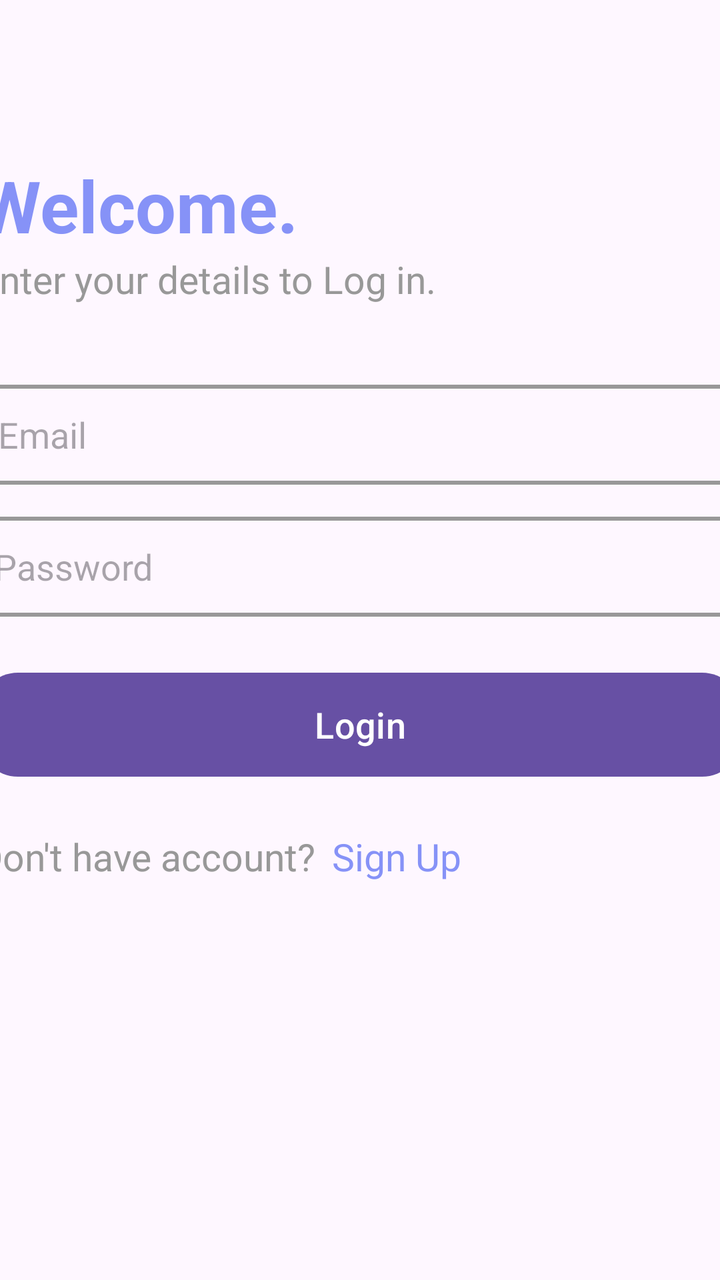
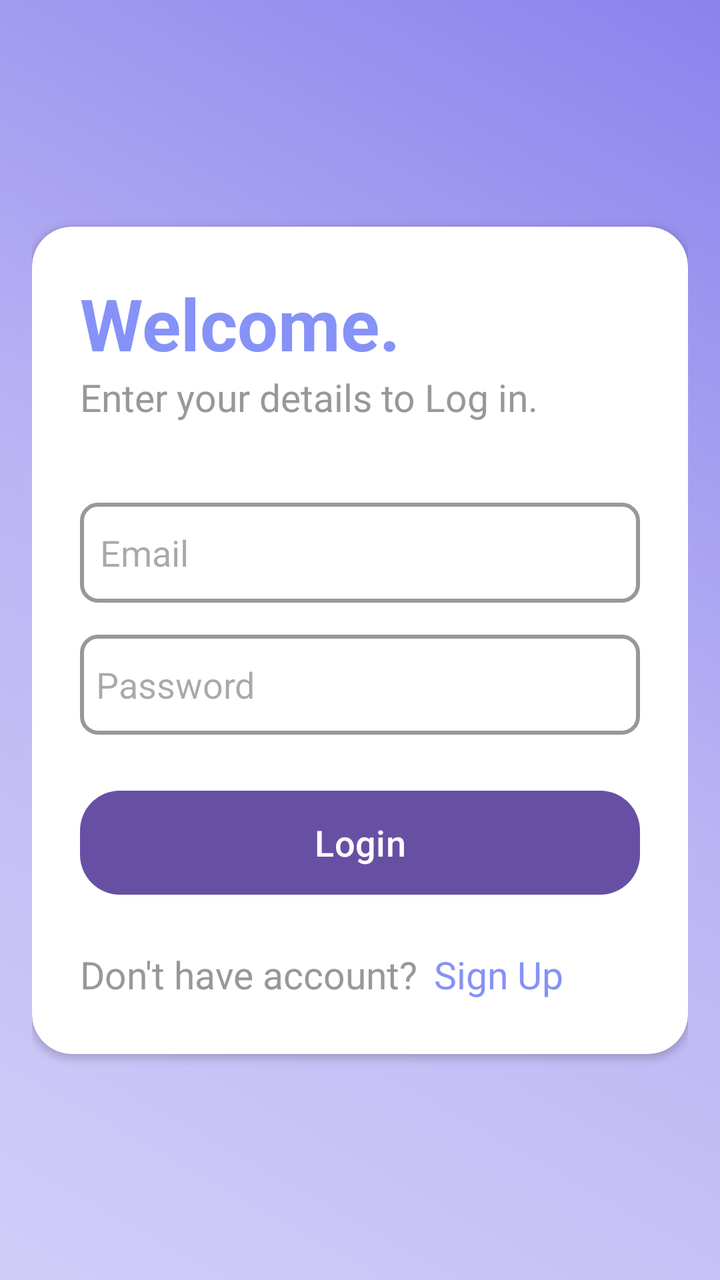

Before-and-after screenshots of an Android layout around one commit, followed by the original layout XML and the change that was made.
<!-- AndroidManifest.xml: application theme Theme.EDermaCareLatestt -->
<!-- res/layout/activity_login_patient.xml -->
<?xml version="1.0" encoding="utf-8"?>
<LinearLayout
    xmlns:android="http://schemas.android.com/apk/res/android"
    xmlns:app="http://schemas.android.com/apk/res-auto"
    xmlns:tools="http://schemas.android.com/tools"
    android:layout_width="match_parent"
    android:layout_height="match_parent"
    android:orientation="vertical"

    android:gravity="center">


    <LinearLayout
        android:layout_width="430dp"
        android:layout_height="531dp"

        android:layout_gravity="center_horizontal"

        android:orientation="vertical"
        android:padding="24dp">

        <TextView
            android:layout_width="match_parent"
            android:layout_height="wrap_content"
            android:text="Welcome."
            android:textAlignment="viewStart"
            android:textColor="@color/lavender"
            android:textSize="36sp"
            android:textStyle="bold" />

        <TextView
            android:id="@+id/textView2"
            android:layout_width="match_parent"
            android:layout_height="wrap_content"
            android:fontFamily="@font/poppins"
            android:textColor="@color/light_grey"
            android:textSize="19sp"
            android:text="Enter your details to Log in." />

        <EditText
            android:id="@+id/patient_login_email"
            android:layout_width="match_parent"
            android:layout_height="50dp"
            android:layout_marginTop="40dp"
            android:background="@drawable/light_grey_border"
            android:drawablePadding="8dp"
            android:hint="Email"
            android:padding="10dp"
            android:textColor="@color/black" />

        <EditText
            android:id="@+id/patient_login_password"
            android:layout_width="match_parent"
            android:layout_height="50dp"
            android:layout_marginTop="16dp"
            android:background="@drawable/light_grey_border"
            android:drawablePadding="8dp"
            android:hint="Password"
            android:inputType="textPassword"
            android:padding="8dp"
            android:textColor="@color/black" />

        <Button
            android:id="@+id/patient_login_button"
            android:layout_width="match_parent"
            android:layout_height="60dp"
            android:layout_marginTop="24dp"
            android:text="Login"
            android:textSize="18sp"
            app:cornerRadius="20dp" />




        <LinearLayout
            android:layout_width="match_parent"
            android:layout_height="wrap_content"
            android:orientation="horizontal">

            <TextView
                android:id="@+id/RedirectTextforSignUp"
                android:layout_width="wrap_content"
                android:layout_height="wrap_content"
                android:layout_gravity="center|start"
                android:layout_marginTop="10dp"
                android:paddingLeft="0dp"
                android:paddingTop="8dp"
                android:paddingRight="8dp"
                android:paddingBottom="8dp"
                android:text="Don't have account?"
                android:textColor="@color/light_grey"
                android:textSize="19sp" />

            <TextView
                android:id="@+id/signupredirect"
                android:layout_width="wrap_content"
                android:layout_height="wrap_content"
                android:layout_gravity="center|start"
                android:layout_marginTop="10dp"
                android:paddingLeft="0dp"
                android:paddingTop="8dp"
                android:paddingRight="8dp"
                android:paddingBottom="8dp"
                android:text="Sign Up"
                android:textColor="@color/lavender"
                android:textSize="19sp" />

        </LinearLayout>



    </LinearLayout>


</LinearLayout>
<!-- resources referenced by this layout -->
<resources>
  <color name="black">#FF000000</color>
  <color name="lavender">#8692F7</color>
  <color name="light_grey">#989898</color>
  <!-- drawable light_grey_border (drawable) -->
  <?xml version="1.0" encoding="utf-8"?>
  <shape xmlns:android="http://schemas.android.com/apk/res/android"
      android:shape="rectangle">
  
      <stroke
          android:width="2dp"
          android:color="@color/light_grey" />
  
      <corners
          android:radius="8dp" />
  </shape>
  <style name="Theme.EDermaCareLatestt" parent="Base.Theme.EDermaCareLatestt" />
  <style name="Base.Theme.EDermaCareLatestt" parent="Theme.Material3.DayNight.NoActionBar">
          
          
      </style>
</resources>

<!-- the commit's change to res/layout/activity_login_patient.xml (unified diff, before → after) -->
@@ -1,115 +1,127 @@
 <?xml version="1.0" encoding="utf-8"?>
-<LinearLayout
+<androidx.constraintlayout.widget.ConstraintLayout
     xmlns:android="http://schemas.android.com/apk/res/android"
     xmlns:app="http://schemas.android.com/apk/res-auto"
     xmlns:tools="http://schemas.android.com/tools"
     android:layout_width="match_parent"
     android:layout_height="match_parent"
-    android:orientation="vertical"
-
+    android:padding="16dp"
+    android:background="@drawable/gradients"
     android:gravity="center">
 
-
+    <androidx.cardview.widget.CardView
+        android:id="@+id/card_view"
+        android:layout_width="match_parent"
+        android:layout_height="wrap_content"
+        app:cardCornerRadius="20dp"
+        app:layout_constraintTop_toTopOf="parent"
+        app:layout_constraintBottom_toBottomOf="parent"
+        app:layout_constraintStart_toStartOf="parent"
+        app:layout_constraintEnd_toEndOf="parent">
     <LinearLayout
-        android:layout_width="430dp"
-        android:layout_height="531dp"
-
-        android:layout_gravity="center_horizontal"
-
+        android:id="@+id/containerLayout"
+        android:layout_width="match_parent"
+        android:layout_height="wrap_content"
         android:orientation="vertical"
-        android:padding="24dp">
-
-        <TextView
-            android:layout_width="match_parent"
-            android:layout_height="wrap_content"
-            android:text="Welcome."
-            android:textAlignment="viewStart"
-            android:textColor="@color/lavender"
-            android:textSize="36sp"
-            android:textStyle="bold" />
-
-        <TextView
-            android:id="@+id/textView2"
-            android:layout_width="match_parent"
-            android:layout_height="wrap_content"
-            android:fontFamily="@font/poppins"
-            android:textColor="@color/light_grey"
-            android:textSize="19sp"
-            android:text="Enter your details to Log in." />
-
-        <EditText
-            android:id="@+id/patient_login_email"
-            android:layout_width="match_parent"
-            android:layout_height="50dp"
-            android:layout_marginTop="40dp"
-            android:background="@drawable/light_grey_border"
-            android:drawablePadding="8dp"
-            android:hint="Email"
-            android:padding="10dp"
-            android:textColor="@color/black" />
-
-        <EditText
-            android:id="@+id/patient_login_password"
-            android:layout_width="match_parent"
-            android:layout_height="50dp"
-            android:layout_marginTop="16dp"
-            android:background="@drawable/light_grey_border"
-            android:drawablePadding="8dp"
-            android:hint="Password"
-            android:inputType="textPassword"
-            android:padding="8dp"
-            android:textColor="@color/black" />
-
-        <Button
-            android:id="@+id/patient_login_button"
-            android:layout_width="match_parent"
-            android:layout_height="60dp"
-            android:layout_marginTop="24dp"
-            android:text="Login"
-            android:textSize="18sp"
-            app:cornerRadius="20dp" />
-
-
-
+        app:layout_constraintTop_toTopOf="parent"
+        app:layout_constraintStart_toStartOf="parent"
+        app:layout_constraintEnd_toEndOf="parent"
+        app:layout_constraintBottom_toBottomOf="parent">
 
         <LinearLayout
             android:layout_width="match_parent"
             android:layout_height="wrap_content"
-            android:orientation="horizontal">
+            android:layout_gravity="center_horizontal"
+            android:orientation="vertical"
+            android:padding="24dp">
 
             <TextView
-                android:id="@+id/RedirectTextforSignUp"
-                android:layout_width="wrap_content"
+                android:layout_width="match_parent"
                 android:layout_height="wrap_content"
-                android:layout_gravity="center|start"
-                android:layout_marginTop="10dp"
-                android:paddingLeft="0dp"
-                android:paddingTop="8dp"
-                android:paddingRight="8dp"
-                android:paddingBottom="8dp"
-                android:text="Don't have account?"
-                android:textColor="@color/light_grey"
-                android:textSize="19sp" />
+                android:text="Welcome."
+                android:textAlignment="viewStart"
+                android:textColor="@color/lavender"
+                android:textSize="36sp"
+                android:textStyle="bold" />
 
             <TextView
-                android:id="@+id/signupredirect"
-                android:layout_width="wrap_content"
+                android:id="@+id/textView2"
+                android:layout_width="match_parent"
                 android:layout_height="wrap_content"
-                android:layout_gravity="center|start"
-                android:layout_marginTop="10dp"
-                android:paddingLeft="0dp"
-                android:paddingTop="8dp"
-                android:paddingRight="8dp"
-                android:paddingBottom="8dp"
-                android:text="Sign Up"
-                android:textColor="@color/lavender"
-                android:textSize="19sp" />
+                android:fontFamily="@font/poppins"
+                android:textColor="@color/light_grey"
+                android:textSize="19sp"
+                android:text="Enter your details to Log in." />
+
+            <EditText
+                android:id="@+id/patient_login_email"
+                android:layout_width="match_parent"
+                android:layout_height="50dp"
+                android:layout_marginTop="40dp"
+                android:background="@drawable/light_grey_border"
+                android:drawablePadding="8dp"
+                android:hint="Email"
+                android:padding="10dp"
+                android:textColor="@color/black" />
+
+            <EditText
+                android:id="@+id/patient_login_password"
+                android:layout_width="match_parent"
+                android:layout_height="50dp"
+                android:layout_marginTop="16dp"
+                android:background="@drawable/light_grey_border"
+                android:drawablePadding="8dp"
+                android:hint="Password"
+                android:inputType="textPassword"
+                android:padding="8dp"
+                android:textColor="@color/black" />
+
+            <Button
+                android:id="@+id/patient_login_button"
+                android:layout_width="match_parent"
+                android:layout_height="60dp"
+                android:layout_marginTop="24dp"
+                android:text="Login"
+                android:textSize="18sp"
+                app:cornerRadius="20dp" />
+
+            <LinearLayout
+                android:layout_width="match_parent"
+                android:layout_height="wrap_content"
+                android:orientation="horizontal">
+
+                <TextView
+                    android:id="@+id/RedirectTextforSignUp"
+                    android:layout_width="wrap_content"
+                    android:layout_height="wrap_content"
+                    android:layout_gravity="center|start"
+                    android:layout_marginTop="10dp"
+                    android:paddingLeft="0dp"
+                    android:paddingTop="8dp"
+                    android:paddingRight="8dp"
+                    android:paddingBottom="8dp"
+                    android:text="Don't have account?"
+                    android:textColor="@color/light_grey"
+                    android:textSize="19sp" />
+
+                <TextView
+                    android:id="@+id/signupredirect"
+                    android:layout_width="wrap_content"
+                    android:layout_height="wrap_content"
+                    android:layout_gravity="center|start"
+                    android:layout_marginTop="10dp"
+                    android:paddingLeft="0dp"
+                    android:paddingTop="8dp"
+                    android:paddingRight="8dp"
+                    android:paddingBottom="8dp"
+                    android:text="Sign Up"
+                    android:textColor="@color/lavender"
+                    android:textSize="19sp" />
+
+            </LinearLayout>
 
         </LinearLayout>
 
-
-
     </LinearLayout>
-
-
-</LinearLayout>
+    </androidx.cardview.widget.CardView>
+</androidx.constraintlayout.widget.ConstraintLayout>
<!-- resource entries referenced after the edit -->
@@ -3,6 +3,19 @@
   <color name="black">#FF000000</color>
   <color name="lavender">#8692F7</color>
   <color name="light_grey">#989898</color>
+  <!-- drawable gradients (drawable) -->
+  <?xml version="1.0" encoding="utf-8"?>
+  <shape
+      android:shape = "rectangle"
+      xmlns:android = "http://schemas.android.com/apk/res/android" >
+  
+      <gradient
+          android:startColor = "#d1cdf8"
+          android:centerColor = "#bab4f4"
+          android:endColor = "#8c82ed"
+          android:angle = "45"
+          android:type = "linear" />
+  </shape>
   <!-- drawable light_grey_border (drawable) -->
   <?xml version="1.0" encoding="utf-8"?>
   <shape xmlns:android="http://schemas.android.com/apk/res/android"
